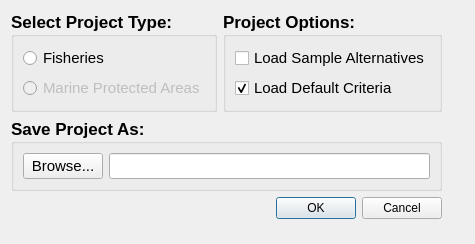
This is src/gui/create_project.ui in Ecotrust/delphos as Qt 5 draws it before an edit. The edited form follows.
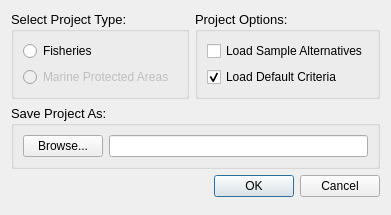
This is the edited form.

```diff
--- a/src/gui/create_project.ui
+++ b/src/gui/create_project.ui
@@ -5,10 +5,15 @@
    <rect>
     <x>0</x>
     <y>0</y>
-    <width>475</width>
-    <height>244</height>
+    <width>391</width>
+    <height>215</height>
    </rect>
   </property>
+  <property name="font" >
+   <font>
+    <family>Arial</family>
+   </font>
+  </property>
   <property name="windowTitle" >
    <string>Create New Project</string>
   </property>
@@ -26,9 +31,9 @@
              <property name="font" >
               <font>
                <family>Arial</family>
-               <pointsize>13</pointsize>
-               <weight>75</weight>
-               <bold>true</bold>
+               <pointsize>10</pointsize>
+               <weight>50</weight>
+               <bold>false</bold>
               </font>
              </property>
              <property name="title" >
@@ -39,7 +44,7 @@
                <widget class="QRadioButton" name="fisheries_type_button" >
                 <property name="font" >
                  <font>
-                  <pointsize>11</pointsize>
+                  <pointsize>9</pointsize>
                   <weight>50</weight>
                   <bold>false</bold>
                  </font>
@@ -56,7 +61,7 @@
                 </property>
                 <property name="font" >
                  <font>
-                  <pointsize>11</pointsize>
+                  <pointsize>9</pointsize>
                   <weight>50</weight>
                   <bold>false</bold>
                  </font>
@@ -77,9 +82,9 @@
              <property name="font" >
               <font>
                <family>Arial</family>
-               <pointsize>13</pointsize>
-               <weight>75</weight>
-               <bold>true</bold>
+               <pointsize>10</pointsize>
+               <weight>50</weight>
+               <bold>false</bold>
               </font>
              </property>
              <property name="title" >
@@ -90,7 +95,7 @@
                <widget class="QCheckBox" name="default_altern_check" >
                 <property name="font" >
                  <font>
-                  <pointsize>11</pointsize>
+                  <pointsize>9</pointsize>
                   <weight>50</weight>
                   <bold>false</bold>
                  </font>
@@ -107,7 +112,7 @@
                <widget class="QCheckBox" name="default_crit_check" >
                 <property name="font" >
                  <font>
-                  <pointsize>11</pointsize>
+                  <pointsize>9</pointsize>
                   <weight>50</weight>
                   <bold>false</bold>
                  </font>
@@ -130,9 +135,9 @@
            <property name="font" >
             <font>
              <family>Arial</family>
-             <pointsize>13</pointsize>
-             <weight>75</weight>
-             <bold>true</bold>
+             <pointsize>10</pointsize>
+             <weight>50</weight>
+             <bold>false</bold>
             </font>
            </property>
            <property name="title" >
@@ -143,7 +148,7 @@
              <widget class="QPushButton" name="project_browse_button" >
               <property name="font" >
                <font>
-                <pointsize>11</pointsize>
+                <pointsize>9</pointsize>
                 <weight>50</weight>
                 <bold>false</bold>
                </font>
@@ -157,7 +162,7 @@
              <widget class="QLineEdit" name="project_path_edit" >
               <property name="font" >
                <font>
-                <pointsize>11</pointsize>
+                <pointsize>9</pointsize>
                 <weight>50</weight>
                 <bold>false</bold>
                </font>
```
Left out of the diff: 6 changed lines with no effect on the pictures.
